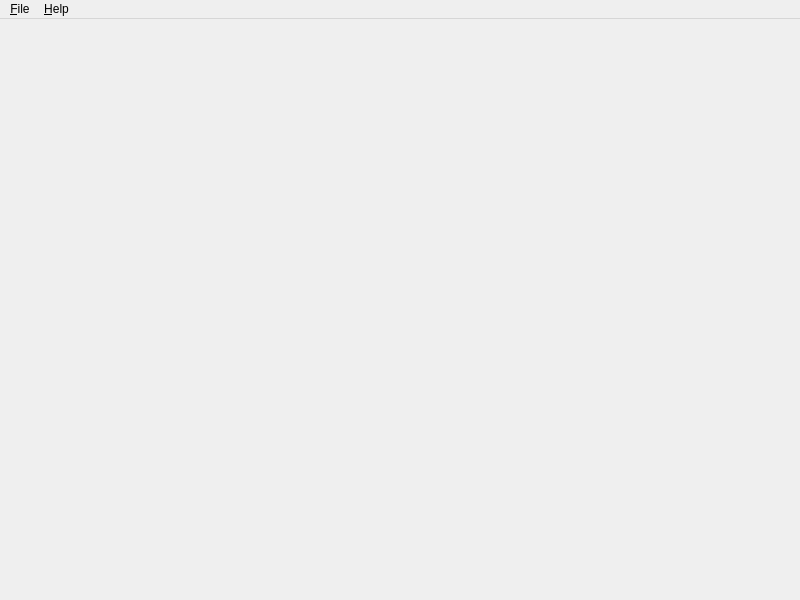
jamiemansfield/Raamatupidamine, file App/MainWindow.ui: the form before one commit.
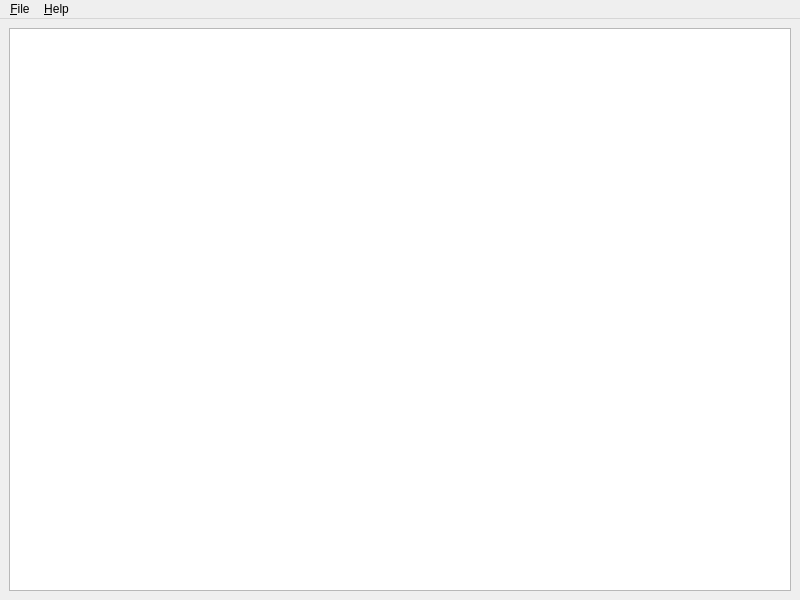
The form after the commit.

What changed in the file:
```diff
--- a/App/MainWindow.ui
+++ b/App/MainWindow.ui
@@ -13,7 +13,20 @@
   <property name="windowTitle">
    <string>Raamatupidamine</string>
   </property>
-  <widget class="QWidget" name="centralwidget"/>
+  <widget class="QWidget" name="centralwidget">
+   <layout class="QGridLayout" name="gridLayout">
+    <item row="0" column="0">
+     <widget class="QTreeView" name="treeView">
+      <property name="indentation">
+       <number>0</number>
+      </property>
+      <property name="sortingEnabled">
+       <bool>true</bool>
+      </property>
+     </widget>
+    </item>
+   </layout>
+  </widget>
   <widget class="QMenuBar" name="menuBar">
    <property name="geometry">
     <rect>
```
Left out of the diff: 17 changed lines with no effect on the pictures.
